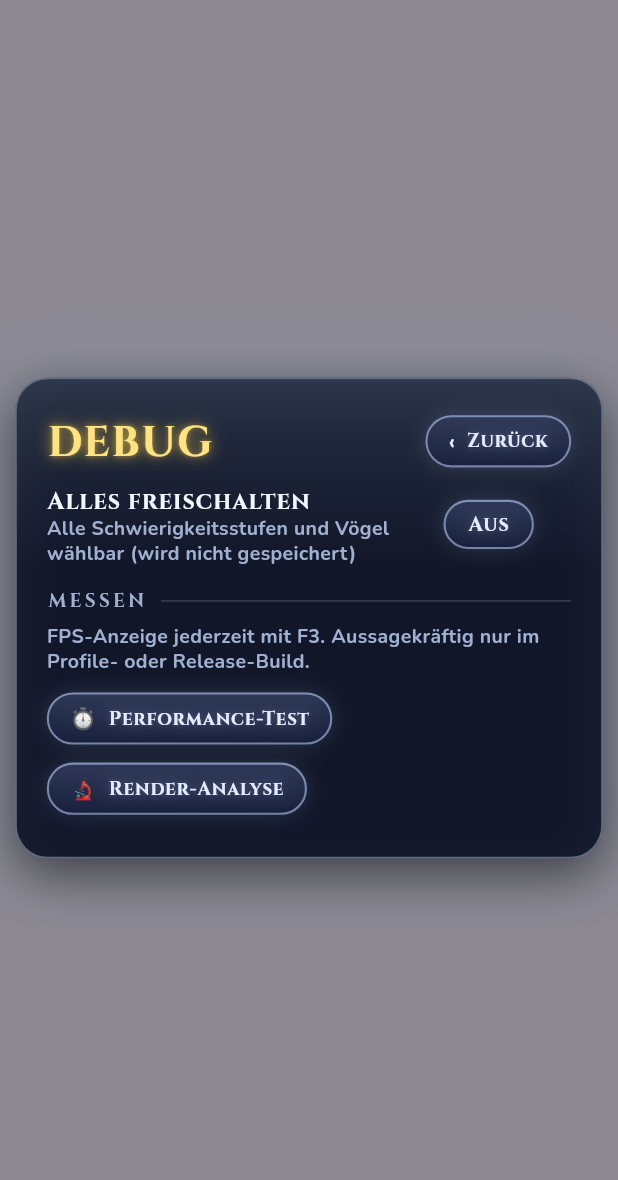
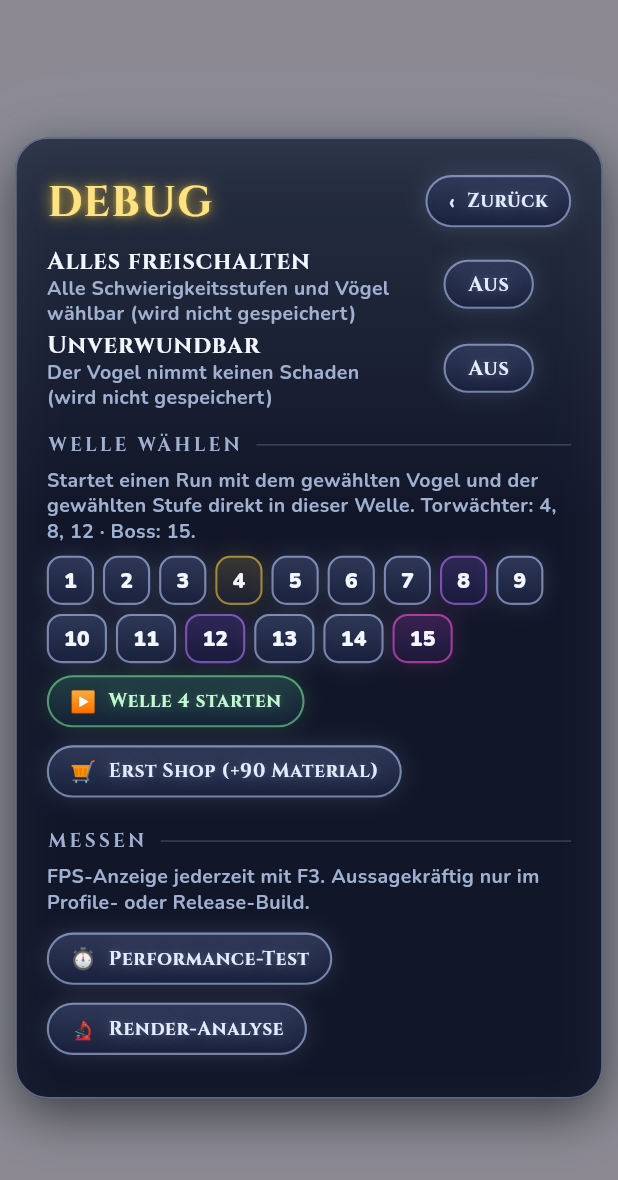
Before and after one commit to xy36/federfeuer, a Flutter app: the _DebugPage widget shown alone on an empty page, opened directly with empty values, on a phone screen of 412 x 824 dp. Shown: the top 1180 px of the screen. Run offline on Flutter 3.47's test engine with Material 3 defaults, Android fonts, the phone set to English and light mode, and no system bars; our stand-ins replace shared_preferences; missing offline and left inert: flame, gamepads, window_manager; accounts and stored records are empty; statements that could not run were skipped.

Commit message:
Material crystals with values and colors; debug wave select
Drops are split into as few crystals as possible worth 10 (gold), 5
(violet), 3 (blue) or 1 (mint). The debug page can start a run directly
in any wave (optionally with a shop and extra money first) and toggle
invincibility.

Co-Authored-By: Claude Opus 5.5 <noreply@anthropic.com>

```diff
--- a/lib/game/components/weapon_fx.dart
+++ b/lib/game/components/weapon_fx.dart
@@ -10,7 +10,6 @@ import '../run_state.dart';
 import 'draw.dart';
 import 'enemy.dart';
 import 'light.dart';
-import 'pickups.dart';
 import 'transient.dart';
 
 Enemy? _nearest(FederfeuerGame game, Vector2 from, double range) {
@@ -196,9 +195,7 @@ class Egg extends PositionComponent with HasGameReference<FederfeuerGame>, Trans
       game.explode(position, 75, dmg, false, color: const Color(0xFFFFE08A));
       if (storm) game.lightningAround(position, 180, 6, dmg / 1.6);
       if (gold) {
-        for (var i = 0; i < 5; i++) {
-          game.world.add(Drop(position.clone()..x += (i - 2) * 9, material: true, rng: game.rng, fallSpeed: game.run!.difficultyDef.dropFallSpeed));
-        }
+        game.dropMaterial(position, 5, spread: 18);
       }
       removeFromParent();
     }
--- a/lib/ui/menu.dart
+++ b/lib/ui/menu.dart
@@ -711,6 +711,9 @@ class _DebugPage extends StatefulWidget {
 }
 
 class _DebugPageState extends State<_DebugPage> {
+  /// Gewählte Welle für den Direktstart.
+  int _wave = 4;
+
   @override
   Widget build(BuildContext context) {
     final game = widget.game, p = game.progress;
@@ -725,6 +728,38 @@ class _DebugPageState extends State<_DebugPage> {
           value: p.debugUnlockAll,
           onChanged: (v) => setState(() => p.debugUnlockAll = v),
         ),
+        _ToggleRow(
+          label: 'Unverwundbar',
+          hint: 'Der Vogel nimmt keinen Schaden (wird nicht gespeichert)',
+          value: game.debugInvincible,
+          onChanged: (v) => setState(() => game.debugInvincible = v),
+        ),
+        sectionTitle('Welle wählen'),
+        Text('Startet einen Run mit dem gewählten Vogel und der gewählten Stufe direkt in dieser Welle. '
+            'Torwächter: 4, 8, 12 · Boss: 15.', style: mutedStyle),
+        const SizedBox(height: 8),
+        Wrap(spacing: 6, runSpacing: 6, children: [
+          for (var w = 1; w <= kMaxWave; w++)
+            _waveChip(w, gate: gatekeeperForWave(w) != null, boss: isBossWave(w)),
+        ]),
+        const SizedBox(height: 4),
+        Wrap(spacing: 10, children: [
+          GameButton(
+            label: 'Welle $_wave starten',
+            icon: '▶',
+            size: 14,
+            color: Palette.mint,
+            onPressed: () => game.debugStartAtWave(_wave),
+          ),
+          if (_wave > 1)
+            GameButton(
+              label: 'Erst Shop (+${30 * (_wave - 1)} Material)',
+              icon: '🛒',
+              size: 14,
+              color: Ui.card,
+              onPressed: () => game.debugStartAtWave(_wave, shopFirst: true),
+            ),
+        ]),
         sectionTitle('Messen'),
         Text('FPS-Anzeige jederzeit mit F3. Aussagekräftig nur im Profile- oder Release-Build.', style: mutedStyle),
         const SizedBox(height: 8),
@@ -735,4 +770,19 @@ class _DebugPageState extends State<_DebugPage> {
       ]),
     );
   }
+
+  Widget _waveChip(int w, {required bool gate, required bool boss}) {
+    final sel = w == _wave;
+    return Pressable(
+      onPressed: () => setState(() => _wave = w),
+      builder: (context, st) => Sticker(
+        state: st,
+        color: sel ? Palette.sun : (boss ? const Color(0xFFFF5AE0) : (gate ? const Color(0xFFC07BFF) : Ui.card)),
+        radius: 10,
+        depth: 2,
+        padding: const EdgeInsets.symmetric(horizontal: 10, vertical: 6),
+        child: Text('$w', style: numberStyle(14, Ui.cardText)),
+      ),
+    );
+  }
 }
```
Also changed, not shown: lib/game/components/pickups.dart (+11 -6 lines), lib/game/config.dart (+23 -0 lines), lib/game/federfeuer_game.dart (+35 -8 lines), 2 other files.
